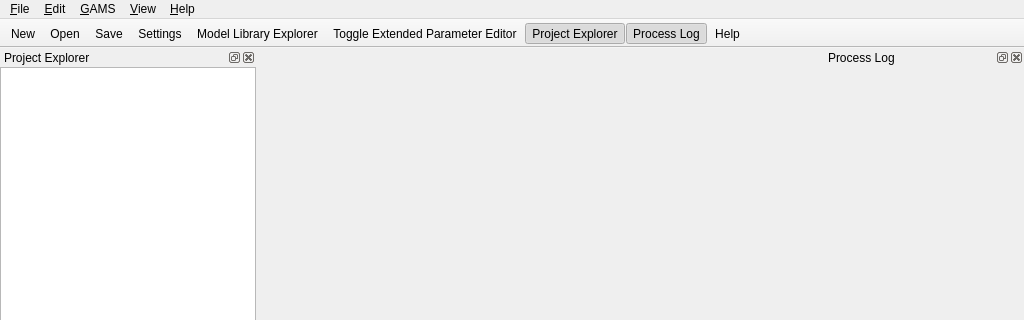
GAMS-dev/studio, file src/mainwindow.ui: the form before one commit; both pictures show x 0 to 1024 and y 0 to 320 of the 1024 by 768 pixel window.
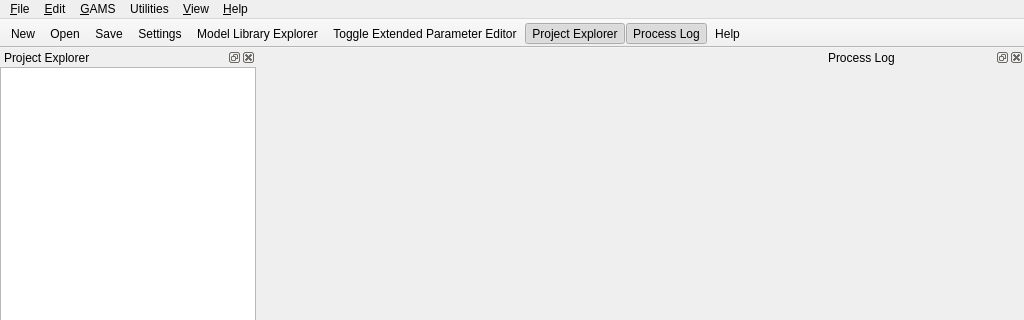
The form after the commit. Icons and pictures are not drawn. Custom widgets are drawn as their Qt base class.

Commit message: Create new menu entry called Utilities which is the home of gdxdiff

The edit to the form file:
```diff
--- a/src/mainwindow.ui
+++ b/src/mainwindow.ui
@@ -243,9 +243,16 @@
     <addaction name="actionGDX_Diff"/>
     <addaction name="actionDeleteScratchDirs"/>
    </widget>
+   <widget class="QMenu" name="menuUtilities">
+    <property name="title">
+     <string>Utilities</string>
+    </property>
+    <addaction name="actionGDX_Diff"/>
+   </widget>
    <addaction name="menuFile"/>
    <addaction name="menuEdit"/>
    <addaction name="menu_GAMs"/>
+   <addaction name="menuUtilities"/>
    <addaction name="menuView"/>
    <addaction name="menuHelp"/>
   </widget>
```
Left out of the diff: 1 changed line with no effect on the pictures.
